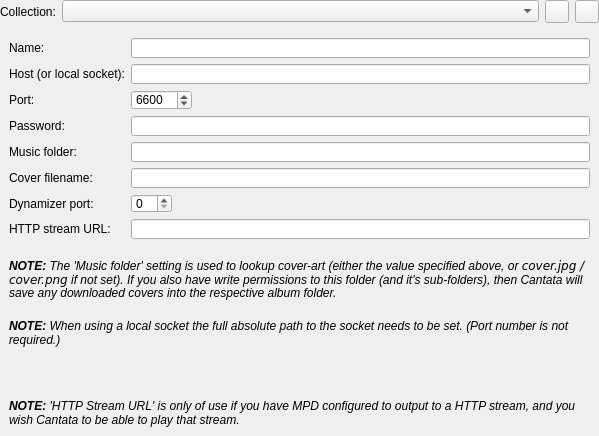
This is gui/serversettings.ui in CDrummond/cantata as Qt 5 draws it before an edit. The edited form follows.
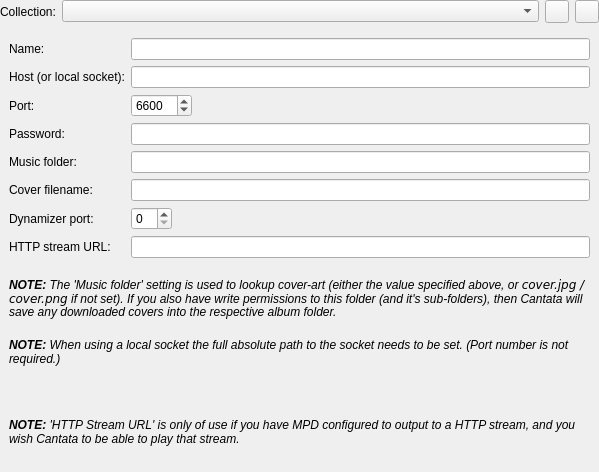
This is the edited form. Custom widgets are drawn as their Qt base class.

Commit message: Move tooltip into UI file

Patch:
```diff
--- a/gui/serversettings.ui
+++ b/gui/serversettings.ui
@@ -7,7 +7,7 @@
     <x>0</x>
     <y>0</y>
     <width>599</width>
-    <height>436</height>
+    <height>472</height>
    </rect>
   </property>
   <layout class="QGridLayout" name="gridLayout_2">
```
Left out of the diff: 6 changed lines with no effect on the pictures. The commit also changes 1 other file.
